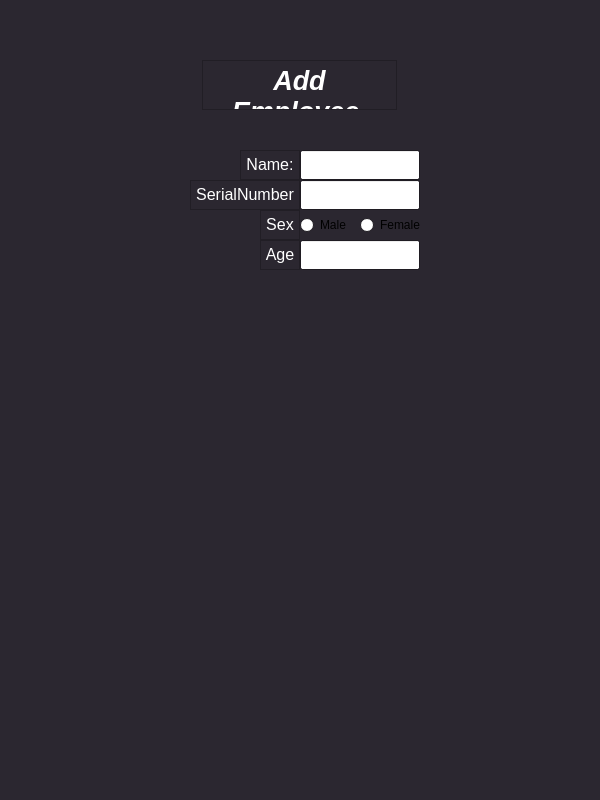
First picture: the form in Employee.ui, repository HeidariSina/Management-App, before the edit.
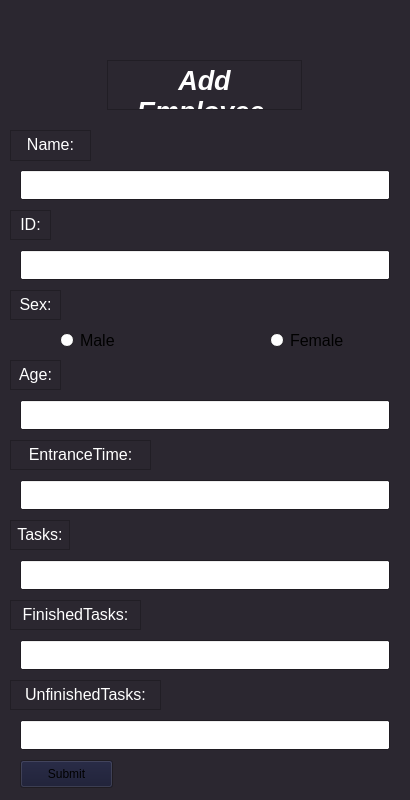
Second picture: the form after the edit.

Commit message: adding submit button and improving Employee Ui

Diff of the .ui file:
```diff
--- a/Employee.ui
+++ b/Employee.ui
@@ -9,19 +9,19 @@
    <rect>
     <x>0</x>
     <y>0</y>
-    <width>600</width>
+    <width>410</width>
     <height>800</height>
    </rect>
   </property>
   <property name="minimumSize">
    <size>
-    <width>600</width>
+    <width>410</width>
     <height>800</height>
    </size>
   </property>
   <property name="maximumSize">
    <size>
-    <width>600</width>
+    <width>410</width>
     <height>800</height>
    </size>
   </property>
@@ -129,7 +129,7 @@
    <widget class="QTextBrowser" name="MainText">
     <property name="geometry">
      <rect>
-      <x>202</x>
+      <x>107</x>
       <y>60</y>
       <width>195</width>
       <height>50</height>
@@ -211,9 +211,9 @@
    <widget class="QLineEdit" name="NameEdit">
     <property name="geometry">
      <rect>
-      <x>300</x>
-      <y>150</y>
-      <width>120</width>
+      <x>20</x>
+      <y>170</y>
+      <width>370</width>
       <height>30</height>
      </rect>
     </property>
@@ -221,10 +221,10 @@
    <widget class="QTextBrowser" name="NameText">
     <property name="geometry">
      <rect>
-      <x>240</x>
-      <y>150</y>
-      <width>60</width>
-      <height>30</height>
+      <x>10</x>
+      <y>130</y>
+      <width>81</width>
+      <height>31</height>
      </rect>
     </property>
     <property name="palette">
@@ -290,88 +290,78 @@
    <widget class="QTextBrowser" name="SerialNumberText">
     <property name="geometry">
      <rect>
-      <x>190</x>
-      <y>180</y>
-      <width>110</width>
-      <height>30</height>
-     </rect>
-    </property>
-    <property name="palette">
-     <palette>
-      <active>
-       <colorrole role="Base">
-        <brush brushstyle="SolidPattern">
-         <color alpha="255">
-          <red>43</red>
-          <green>39</green>
-          <blue>48</blue>
-         </color>
-        </brush>
-       </colorrole>
-      </active>
-      <inactive>
-       <colorrole role="Base">
-        <brush brushstyle="SolidPattern">
-         <color alpha="255">
-          <red>43</red>
-          <green>39</green>
-          <blue>48</blue>
-         </color>
-        </brush>
-       </colorrole>
-      </inactive>
-      <disabled>
-       <colorrole role="Base">
-        <brush brushstyle="SolidPattern">
-         <color alpha="255">
-          <red>0</red>
-          <green>0</green>
-          <blue>94</blue>
-         </color>
-        </brush>
-       </colorrole>
-      </disabled>
-     </palette>
-    </property>
-    <property name="font">
-     <font>
-      <family>Segoe UI</family>
-      <pointsize>20</pointsize>
-      <weight>75</weight>
-      <italic>true</italic>
-      <bold>true</bold>
-     </font>
-    </property>
-    <property name="verticalScrollBarPolicy">
-     <enum>Qt::ScrollBarAlwaysOff</enum>
-    </property>
-    <property name="horizontalScrollBarPolicy">
-     <enum>Qt::ScrollBarAlwaysOff</enum>
-    </property>
-    <property name="html">
-     <string>&lt;!DOCTYPE HTML PUBLIC &quot;-//W3C//DTD HTML 4.0//EN&quot; &quot;http://www.w3.org/TR/REC-html40/strict.dtd&quot;&gt;
-&lt;html&gt;&lt;head&gt;&lt;meta name=&quot;qrichtext&quot; content=&quot;1&quot; /&gt;&lt;style type=&quot;text/css&quot;&gt;
-p, li { white-space: pre-wrap; }
-&lt;/style&gt;&lt;/head&gt;&lt;body style=&quot; font-family:'Segoe UI'; font-size:20pt; font-weight:600; font-style:italic;&quot;&gt;
-&lt;p align=&quot;center&quot; style=&quot; margin-top:0px; margin-bottom:0px; margin-left:0px; margin-right:0px; -qt-block-indent:0; text-indent:0px;&quot;&gt;&lt;span style=&quot; font-size:12pt; font-weight:400; font-style:normal; color:#ffffff;&quot;&gt;SerialNumber:&lt;/span&gt;&lt;/p&gt;&lt;/body&gt;&lt;/html&gt;</string>
-    </property>
-   </widget>
-   <widget class="QLineEdit" name="SerialNumberEdit">
-    <property name="geometry">
-     <rect>
-      <x>300</x>
-      <y>180</y>
-      <width>120</width>
-      <height>30</height>
-     </rect>
-    </property>
-   </widget>
-   <widget class="QTextBrowser" name="SexText">
-    <property name="geometry">
-     <rect>
-      <x>260</x>
+      <x>10</x>
       <y>210</y>
-      <width>40</width>
+      <width>41</width>
+      <height>30</height>
+     </rect>
+    </property>
+    <property name="palette">
+     <palette>
+      <active>
+       <colorrole role="Base">
+        <brush brushstyle="SolidPattern">
+         <color alpha="255">
+          <red>43</red>
+          <green>39</green>
+          <blue>48</blue>
+         </color>
+        </brush>
+       </colorrole>
+      </active>
+      <inactive>
+       <colorrole role="Base">
+        <brush brushstyle="SolidPattern">
+         <color alpha="255">
+          <red>43</red>
+          <green>39</green>
+          <blue>48</blue>
+         </color>
+        </brush>
+       </colorrole>
+      </inactive>
+      <disabled>
+       <colorrole role="Base">
+        <brush brushstyle="SolidPattern">
+         <color alpha="255">
+          <red>0</red>
+          <green>0</green>
+          <blue>94</blue>
+         </color>
+        </brush>
+       </colorrole>
+      </disabled>
+     </palette>
+    </property>
+    <property name="font">
+     <font>
+      <family>Segoe UI</family>
+      <pointsize>20</pointsize>
+      <weight>75</weight>
+      <italic>true</italic>
+      <bold>true</bold>
+     </font>
+    </property>
+    <property name="verticalScrollBarPolicy">
+     <enum>Qt::ScrollBarAlwaysOff</enum>
+    </property>
+    <property name="horizontalScrollBarPolicy">
+     <enum>Qt::ScrollBarAlwaysOff</enum>
+    </property>
+    <property name="html">
+     <string>&lt;!DOCTYPE HTML PUBLIC &quot;-//W3C//DTD HTML 4.0//EN&quot; &quot;http://www.w3.org/TR/REC-html40/strict.dtd&quot;&gt;
+&lt;html&gt;&lt;head&gt;&lt;meta name=&quot;qrichtext&quot; content=&quot;1&quot; /&gt;&lt;style type=&quot;text/css&quot;&gt;
+p, li { white-space: pre-wrap; }
+&lt;/style&gt;&lt;/head&gt;&lt;body style=&quot; font-family:'Segoe UI'; font-size:20pt; font-weight:600; font-style:italic;&quot;&gt;
+&lt;p align=&quot;center&quot; style=&quot; margin-top:0px; margin-bottom:0px; margin-left:0px; margin-right:0px; -qt-block-indent:0; text-indent:0px;&quot;&gt;&lt;span style=&quot; font-size:12pt; font-weight:400; font-style:normal; color:#ffffff;&quot;&gt;ID:&lt;/span&gt;&lt;/p&gt;&lt;/body&gt;&lt;/html&gt;</string>
+    </property>
+   </widget>
+   <widget class="QTextBrowser" name="SexText">
+    <property name="geometry">
+     <rect>
+      <x>10</x>
+      <y>290</y>
+      <width>51</width>
       <height>30</height>
      </rect>
     </property>
@@ -438,12 +428,17 @@
    <widget class="QRadioButton" name="MaleradioButton">
     <property name="geometry">
      <rect>
-      <x>300</x>
-      <y>215</y>
-      <width>82</width>
+      <x>60</x>
+      <y>330</y>
+      <width>80</width>
       <height>20</height>
      </rect>
     </property>
+    <property name="font">
+     <font>
+      <pointsize>12</pointsize>
+     </font>
+    </property>
     <property name="text">
      <string>Male</string>
     </property>
@@ -451,12 +446,17 @@
    <widget class="QRadioButton" name="FemaleradioButton">
     <property name="geometry">
      <rect>
-      <x>360</x>
-      <y>215</y>
-      <width>82</width>
+      <x>270</x>
+      <y>330</y>
+      <width>91</width>
       <height>20</height>
      </rect>
     </property>
+    <property name="font">
+     <font>
+      <pointsize>12</pointsize>
+     </font>
+    </property>
     <property name="text">
      <string>Female</string>
     </property>
@@ -464,9 +464,9 @@
    <widget class="QTextBrowser" name="AgeText">
     <property name="geometry">
      <rect>
-      <x>260</x>
-      <y>240</y>
-      <width>40</width>
+      <x>10</x>
+      <y>360</y>
+      <width>51</width>
       <height>30</height>
      </rect>
     </property>
@@ -530,16 +530,355 @@
 &lt;p align=&quot;center&quot; style=&quot; margin-top:0px; margin-bottom:0px; margin-left:0px; margin-right:0px; -qt-block-indent:0; text-indent:0px;&quot;&gt;&lt;span style=&quot; font-size:12pt; font-weight:400; font-style:normal; color:#ffffff;&quot;&gt;Age:&lt;/span&gt;&lt;/p&gt;&lt;/body&gt;&lt;/html&gt;</string>
     </property>
    </widget>
+   <widget class="QTextBrowser" name="EntranceTimeText">
+    <property name="geometry">
+     <rect>
+      <x>10</x>
+      <y>440</y>
+      <width>141</width>
+      <height>30</height>
+     </rect>
+    </property>
+    <property name="palette">
+     <palette>
+      <active>
+       <colorrole role="Base">
+        <brush brushstyle="SolidPattern">
+         <color alpha="255">
+          <red>43</red>
+          <green>39</green>
+          <blue>48</blue>
+         </color>
+        </brush>
+       </colorrole>
+      </active>
+      <inactive>
+       <colorrole role="Base">
+        <brush brushstyle="SolidPattern">
+         <color alpha="255">
+          <red>43</red>
+          <green>39</green>
+          <blue>48</blue>
+         </color>
+        </brush>
+       </colorrole>
+      </inactive>
+      <disabled>
+       <colorrole role="Base">
+        <brush brushstyle="SolidPattern">
+         <color alpha="255">
+          <red>0</red>
+          <green>0</green>
+          <blue>94</blue>
+         </color>
+        </brush>
+       </colorrole>
+      </disabled>
+     </palette>
+    </property>
+    <property name="font">
+     <font>
+      <family>Segoe UI</family>
+      <pointsize>20</pointsize>
+      <weight>75</weight>
+      <italic>true</italic>
+      <bold>true</bold>
+     </font>
+    </property>
+    <property name="verticalScrollBarPolicy">
+     <enum>Qt::ScrollBarAlwaysOff</enum>
+    </property>
+    <property name="horizontalScrollBarPolicy">
+     <enum>Qt::ScrollBarAlwaysOff</enum>
+    </property>
+    <property name="html">
+     <string>&lt;!DOCTYPE HTML PUBLIC &quot;-//W3C//DTD HTML 4.0//EN&quot; &quot;http://www.w3.org/TR/REC-html40/strict.dtd&quot;&gt;
+&lt;html&gt;&lt;head&gt;&lt;meta name=&quot;qrichtext&quot; content=&quot;1&quot; /&gt;&lt;style type=&quot;text/css&quot;&gt;
+p, li { white-space: pre-wrap; }
+&lt;/style&gt;&lt;/head&gt;&lt;body style=&quot; font-family:'Segoe UI'; font-size:20pt; font-weight:600; font-style:italic;&quot;&gt;
+&lt;p align=&quot;center&quot; style=&quot; margin-top:0px; margin-bottom:0px; margin-left:0px; margin-right:0px; -qt-block-indent:0; text-indent:0px;&quot;&gt;&lt;span style=&quot; font-size:12pt; font-weight:400; font-style:normal; color:#ffffff;&quot;&gt;EntranceTime:&lt;/span&gt;&lt;/p&gt;&lt;/body&gt;&lt;/html&gt;</string>
+    </property>
+   </widget>
+   <widget class="QTextBrowser" name="TasksText">
+    <property name="geometry">
+     <rect>
+      <x>10</x>
+      <y>520</y>
+      <width>60</width>
+      <height>30</height>
+     </rect>
+    </property>
+    <property name="palette">
+     <palette>
+      <active>
+       <colorrole role="Base">
+        <brush brushstyle="SolidPattern">
+         <color alpha="255">
+          <red>43</red>
+          <green>39</green>
+          <blue>48</blue>
+         </color>
+        </brush>
+       </colorrole>
+      </active>
+      <inactive>
+       <colorrole role="Base">
+        <brush brushstyle="SolidPattern">
+         <color alpha="255">
+          <red>43</red>
+          <green>39</green>
+          <blue>48</blue>
+         </color>
+        </brush>
+       </colorrole>
+      </inactive>
+      <disabled>
+       <colorrole role="Base">
+        <brush brushstyle="SolidPattern">
+         <color alpha="255">
+          <red>0</red>
+          <green>0</green>
+          <blue>94</blue>
+         </color>
+        </brush>
+       </colorrole>
+      </disabled>
+     </palette>
+    </property>
+    <property name="font">
+     <font>
+      <family>Segoe UI</family>
+      <pointsize>20</pointsize>
+      <weight>75</weight>
+      <italic>true</italic>
+      <bold>true</bold>
+     </font>
+    </property>
+    <property name="verticalScrollBarPolicy">
+     <enum>Qt::ScrollBarAlwaysOff</enum>
+    </property>
+    <property name="horizontalScrollBarPolicy">
+     <enum>Qt::ScrollBarAlwaysOff</enum>
+    </property>
+    <property name="html">
+     <string>&lt;!DOCTYPE HTML PUBLIC &quot;-//W3C//DTD HTML 4.0//EN&quot; &quot;http://www.w3.org/TR/REC-html40/strict.dtd&quot;&gt;
+&lt;html&gt;&lt;head&gt;&lt;meta name=&quot;qrichtext&quot; content=&quot;1&quot; /&gt;&lt;style type=&quot;text/css&quot;&gt;
+p, li { white-space: pre-wrap; }
+&lt;/style&gt;&lt;/head&gt;&lt;body style=&quot; font-family:'Segoe UI'; font-size:20pt; font-weight:600; font-style:italic;&quot;&gt;
+&lt;p align=&quot;center&quot; style=&quot; margin-top:0px; margin-bottom:0px; margin-left:0px; margin-right:0px; -qt-block-indent:0; text-indent:0px;&quot;&gt;&lt;span style=&quot; font-size:12pt; font-weight:400; font-style:normal; color:#ffffff;&quot;&gt;Tasks:&lt;/span&gt;&lt;/p&gt;&lt;/body&gt;&lt;/html&gt;</string>
+    </property>
+   </widget>
+   <widget class="QTextBrowser" name="FinishedTasksText">
+    <property name="geometry">
+     <rect>
+      <x>10</x>
+      <y>600</y>
+      <width>131</width>
+      <height>30</height>
+     </rect>
+    </property>
+    <property name="palette">
+     <palette>
+      <active>
+       <colorrole role="Base">
+        <brush brushstyle="SolidPattern">
+         <color alpha="255">
+          <red>43</red>
+          <green>39</green>
+          <blue>48</blue>
+         </color>
+        </brush>
+       </colorrole>
+      </active>
+      <inactive>
+       <colorrole role="Base">
+        <brush brushstyle="SolidPattern">
+         <color alpha="255">
+          <red>43</red>
+          <green>39</green>
+          <blue>48</blue>
+         </color>
+        </brush>
+       </colorrole>
+      </inactive>
+      <disabled>
+       <colorrole role="Base">
+        <brush brushstyle="SolidPattern">
+         <color alpha="255">
+          <red>0</red>
+          <green>0</green>
+          <blue>94</blue>
+         </color>
+        </brush>
+       </colorrole>
+      </disabled>
+     </palette>
+    </property>
+    <property name="font">
+     <font>
+      <family>Segoe UI</family>
+      <pointsize>20</pointsize>
+      <weight>75</weight>
+      <italic>true</italic>
+      <bold>true</bold>
+     </font>
+    </property>
+    <property name="verticalScrollBarPolicy">
+     <enum>Qt::ScrollBarAlwaysOff</enum>
+    </property>
+    <property name="horizontalScrollBarPolicy">
+     <enum>Qt::ScrollBarAlwaysOff</enum>
+    </property>
+    <property name="html">
+     <string>&lt;!DOCTYPE HTML PUBLIC &quot;-//W3C//DTD HTML 4.0//EN&quot; &quot;http://www.w3.org/TR/REC-html40/strict.dtd&quot;&gt;
+&lt;html&gt;&lt;head&gt;&lt;meta name=&quot;qrichtext&quot; content=&quot;1&quot; /&gt;&lt;style type=&quot;text/css&quot;&gt;
+p, li { white-space: pre-wrap; }
+&lt;/style&gt;&lt;/head&gt;&lt;body style=&quot; font-family:'Segoe UI'; font-size:20pt; font-weight:600; font-style:italic;&quot;&gt;
+&lt;p align=&quot;center&quot; style=&quot; margin-top:0px; margin-bottom:0px; margin-left:0px; margin-right:0px; -qt-block-indent:0; text-indent:0px;&quot;&gt;&lt;span style=&quot; font-size:12pt; font-weight:400; font-style:normal; color:#ffffff;&quot;&gt;FinishedTasks:&lt;/span&gt;&lt;/p&gt;&lt;/body&gt;&lt;/html&gt;</string>
+    </property>
+   </widget>
+   <widget class="QLineEdit" name="IDEdit">
+    <property name="geometry">
+     <rect>
+      <x>20</x>
+      <y>250</y>
+      <width>370</width>
+      <height>30</height>
+     </rect>
+    </property>
+   </widget>
    <widget class="QLineEdit" name="AgeEdit">
     <property name="geometry">
      <rect>
-      <x>300</x>
-      <y>240</y>
-      <width>120</width>
+      <x>20</x>
+      <y>400</y>
+      <width>370</width>
       <height>30</height>
      </rect>
     </property>
    </widget>
+   <widget class="QLineEdit" name="EnttranceTimeEdit">
+    <property name="geometry">
+     <rect>
+      <x>20</x>
+      <y>480</y>
+      <width>370</width>
+      <height>30</height>
+     </rect>
+    </property>
+   </widget>
+   <widget class="QLineEdit" name="TasksEdit">
+    <property name="geometry">
+     <rect>
+      <x>20</x>
+      <y>560</y>
+      <width>370</width>
+      <height>30</height>
+     </rect>
+    </property>
+   </widget>
+   <widget class="QLineEdit" name="FinishedTasksEdit">
+    <property name="geometry">
+     <rect>
+      <x>20</x>
+      <y>640</y>
+      <width>370</width>
+      <height>30</height>
+     </rect>
+    </property>
+   </widget>
+   <widget class="QTextBrowser" name="UnfinishedTasksText">
+    <property name="geometry">
+     <rect>
+      <x>10</x>
+      <y>680</y>
+      <width>151</width>
+      <height>30</height>
+     </rect>
+    </property>
+    <property name="palette">
+     <palette>
+      <active>
+       <colorrole role="Base">
+        <brush brushstyle="SolidPattern">
+         <color alpha="255">
+          <red>43</red>
+          <green>39</green>
+          <blue>48</blue>
+         </color>
+        </brush>
+       </colorrole>
+      </active>
+      <inactive>
+       <colorrole role="Base">
+        <brush brushstyle="SolidPattern">
+         <color alpha="255">
+          <red>43</red>
+          <green>39</green>
+          <blue>48</blue>
+         </color>
+        </brush>
+       </colorrole>
+      </inactive>
+      <disabled>
+       <colorrole role="Base">
+        <brush brushstyle="SolidPattern">
+         <color alpha="255">
+          <red>0</red>
+          <green>0</green>
+          <blue>94</blue>
+         </color>
+        </brush>
+       </colorrole>
+      </disabled>
+     </palette>
+    </property>
+    <property name="font">
+     <font>
+      <family>Segoe UI</family>
+      <pointsize>20</pointsize>
+      <weight>75</weight>
+      <italic>true</italic>
+      <bold>true</bold>
+     </font>
+    </property>
+    <property name="verticalScrollBarPolicy">
+     <enum>Qt::ScrollBarAlwaysOff</enum>
+    </property>
+    <property name="horizontalScrollBarPolicy">
+     <enum>Qt::ScrollBarAlwaysOff</enum>
+    </property>
+    <property name="html">
+     <string>&lt;!DOCTYPE HTML PUBLIC &quot;-//W3C//DTD HTML 4.0//EN&quot; &quot;http://www.w3.org/TR/REC-html40/strict.dtd&quot;&gt;
+&lt;html&gt;&lt;head&gt;&lt;meta name=&quot;qrichtext&quot; content=&quot;1&quot; /&gt;&lt;style type=&quot;text/css&quot;&gt;
+p, li { white-space: pre-wrap; }
+&lt;/style&gt;&lt;/head&gt;&lt;body style=&quot; font-family:'Segoe UI'; font-size:20pt; font-weight:600; font-style:italic;&quot;&gt;
+&lt;p align=&quot;center&quot; style=&quot; margin-top:0px; margin-bottom:0px; margin-left:0px; margin-right:0px; -qt-block-indent:0; text-indent:0px;&quot;&gt;&lt;span style=&quot; font-size:12pt; font-weight:400; font-style:normal; color:#ffffff;&quot;&gt;UnfinishedTasks:&lt;/span&gt;&lt;/p&gt;&lt;/body&gt;&lt;/html&gt;</string>
+    </property>
+   </widget>
+   <widget class="QLineEdit" name="UnfinishedTasksEdit">
+    <property name="geometry">
+     <rect>
+      <x>20</x>
+      <y>720</y>
+      <width>370</width>
+      <height>30</height>
+     </rect>
+    </property>
+   </widget>
+   <widget class="QPushButton" name="submitbutton">
+    <property name="geometry">
+     <rect>
+      <x>20</x>
+      <y>760</y>
+      <width>93</width>
+      <height>28</height>
+     </rect>
+    </property>
+    <property name="text">
+     <string>Submit</string>
+    </property>
+   </widget>
   </widget>
  </widget>
  <resources/>
```
Left out of the diff: 2 changed lines with no effect on the pictures. The commit also changes 1 other file.
